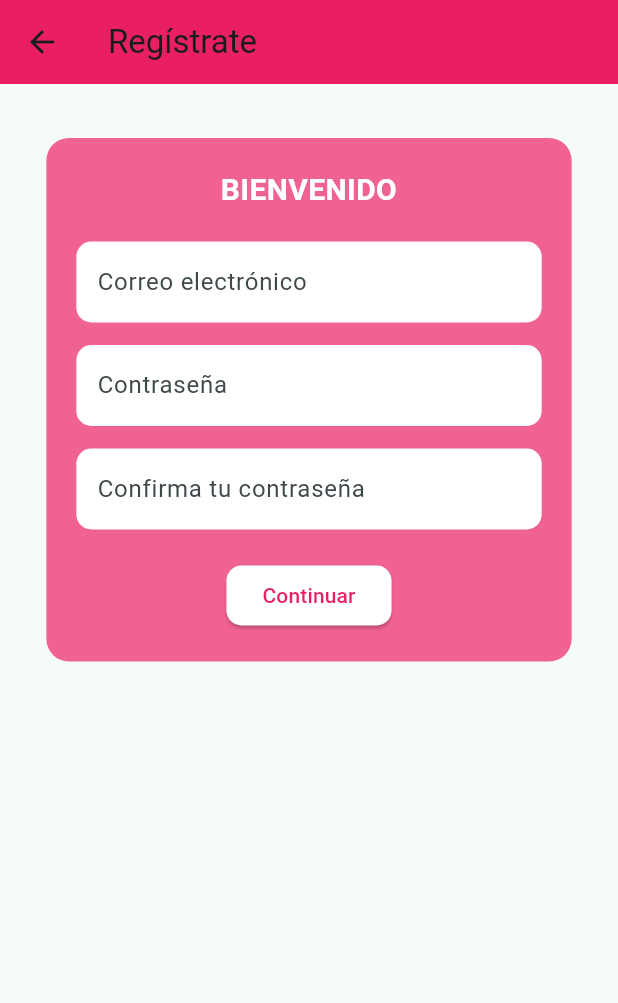
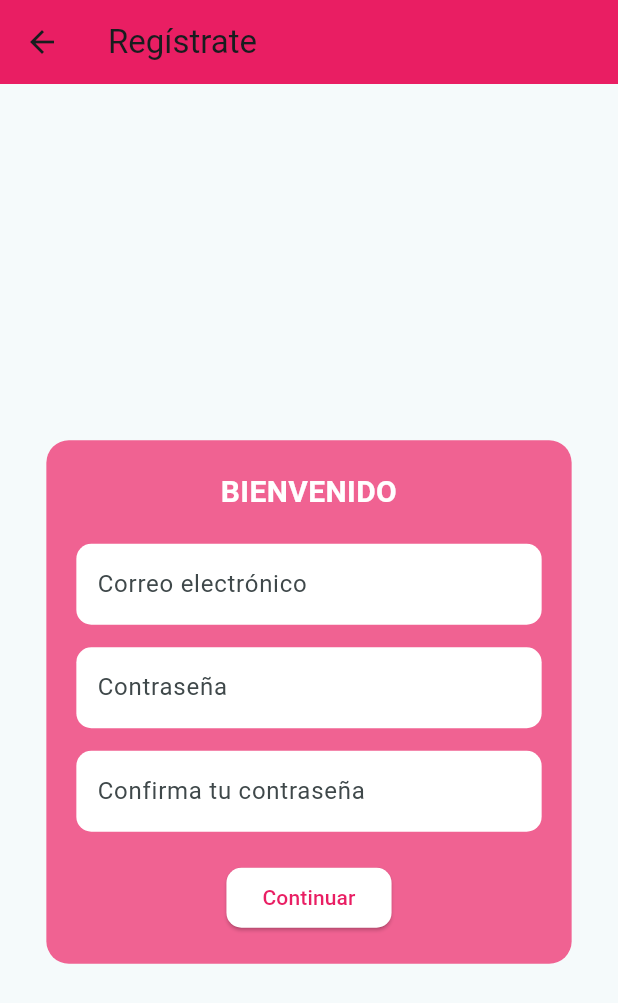
Before and after one commit to Sofia19c/AppFlutter, a Flutter app: the RegistratePage screen opened directly, on a phone screen of 412 x 824 dp. Shown: the top 1003 px of the screen. Run offline on Flutter 3.47's test engine with Material 3 defaults, Android fonts, the phone set to English and light mode, and no system bars; our stand-ins replace youtube_player_flutter.

Commit message:
centre el contenido de registrate

```diff
--- a/flutter_application_1/lib/pages/registrate.dart
+++ b/flutter_application_1/lib/pages/registrate.dart
@@ -1,12 +1,5 @@
 import 'package:flutter/material.dart';
 
-
-void navigateToStart(BuildContext context) {
-    Navigator.push(
-    context,
-    MaterialPageRoute(builder: (context) => RegistratePage()),
-  );
-}
 class RegistratePage extends StatelessWidget {
   @override
   Widget build(BuildContext context) {
@@ -16,11 +9,10 @@ class RegistratePage extends StatelessWidget {
         title: Text('Regístrate'),
       ),
       body: SingleChildScrollView(
+        child: Container(
+          height: MediaQuery.of(context).size.height, // Tamaño completo de la pantalla
           child: Center(
-          child: Column(
-            children: [
-              SizedBox(height: 20),
-              Padding(
+            child: Padding(
               padding: const EdgeInsets.all(16.0),
               child: Container(
                 width: MediaQuery.of(context).size.width * 0.85,
@@ -30,7 +22,7 @@ class RegistratePage extends StatelessWidget {
                   borderRadius: BorderRadius.circular(15),
                 ),
                 child: Column(
-                    crossAxisAlignment: CrossAxisAlignment.center,
+                  mainAxisSize: MainAxisSize.min, // Tamaño ajustado al contenido
                   children: [
                     Text(
                       'BIENVENIDO',
@@ -71,7 +63,6 @@ class RegistratePage extends StatelessWidget {
                 ),
               ),
             ),
-            ],
           ),
         ),
       ),
```
Lines whose indentation alone changed are shown as unchanged.
